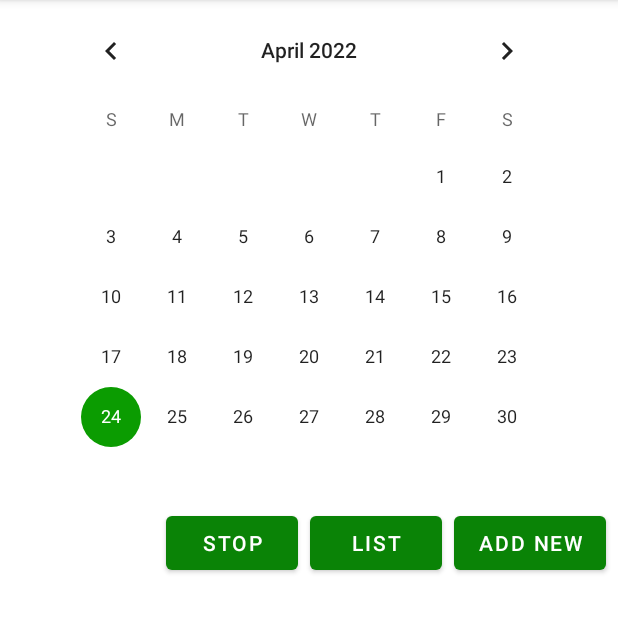
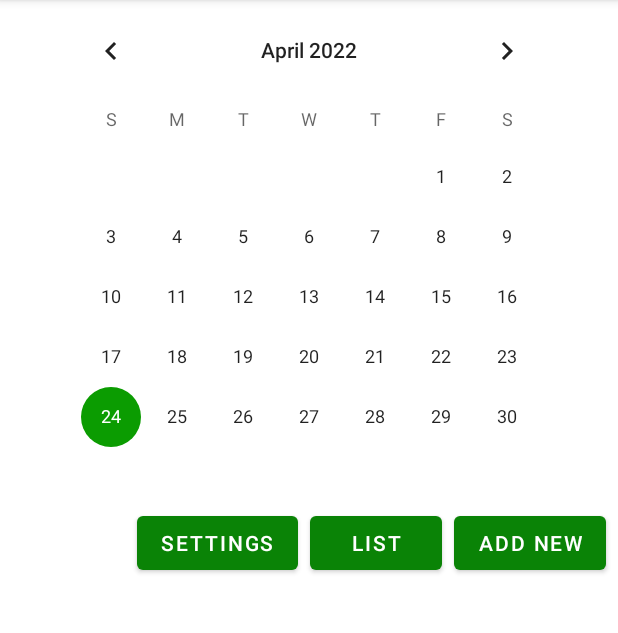
Before and after one commit to Henipiter/Kalendarz, an Android app: the screen it shows after launch (MainActivity), on a phone screen of 412 x 824 dp, the part 84-717 px from its top. Run offline under Robolectric (Android 15) with nearby library versions, the light colour scheme and no system bars.

Commit message:
put classes to packages

```diff
--- a/app/src/main/java/com/example/kaledarz/Constants.kt
+++ b/app/src/main/java/com/example/kaledarz/DTO/Constants.kt
@@ -1,4 +1,4 @@
-package com.example.kaledarz
+package com.example.kaledarz.DTO
 
 class Constants {
 
--- a/app/src/main/java/com/example/kaledarz/Note.kt
+++ b/app/src/main/java/com/example/kaledarz/DTO/Note.kt
@@ -1,4 +1,6 @@
-package com.example.kaledarz
+package com.example.kaledarz.DTO
+
+import com.example.kaledarz.helpers.DateFormatHelper
 
 class Note(
     var id: String?,
--- a/app/src/main/java/com/example/kaledarz/Status.kt
+++ b/app/src/main/java/com/example/kaledarz/DTO/Status.kt
@@ -1,4 +1,4 @@
-package com.example.kaledarz
+package com.example.kaledarz.DTO
 
 enum class Status {
     DONE, UNDONE, PAST, FUTURE, ALL
--- a/app/src/main/java/com/example/kaledarz/CustomAdapter.kt
+++ b/app/src/main/java/com/example/kaledarz/activities/CustomAdapter.kt
@@ -1,4 +1,4 @@
-package com.example.kaledarz
+package com.example.kaledarz.activities
 
 import android.app.Activity
 import android.content.Context
@@ -10,6 +10,9 @@ import android.widget.ImageView
 import android.widget.TextView
 import androidx.constraintlayout.widget.ConstraintLayout
 import androidx.recyclerview.widget.RecyclerView
+import com.example.kaledarz.DTO.Note
+import com.example.kaledarz.DTO.Status
+import com.example.kaledarz.R
 
 class CustomAdapter(
 
--- a/app/src/main/java/com/example/kaledarz/MainActivity.kt
+++ b/app/src/main/java/com/example/kaledarz/activities/MainActivity.kt
@@ -1,4 +1,4 @@
-package com.example.kaledarz
+package com.example.kaledarz.activities
 
 
 import android.content.Intent
@@ -10,6 +10,11 @@ import android.widget.Toast
 import androidx.appcompat.app.AppCompatActivity
 import androidx.recyclerview.widget.LinearLayoutManager
 import androidx.recyclerview.widget.RecyclerView
+import com.example.kaledarz.*
+import com.example.kaledarz.DTO.Note
+import com.example.kaledarz.helpers.AlarmHelper
+import com.example.kaledarz.helpers.DateFormatHelper
+import com.example.kaledarz.helpers.MyDatabaseHelper
 import java.util.*
 
 
@@ -17,7 +22,7 @@ class MainActivity : AppCompatActivity() {
     private lateinit var calendar: CalendarView
     private lateinit var addNew: Button
     private lateinit var buttonNotify: Button
-    private lateinit var buttonStopNotify: Button
+    private lateinit var buttonSettings: Button
     private lateinit var recyclerViewEvent: RecyclerView
     private lateinit var customAdapter: CustomAdapter
     private lateinit var databaseHelper: MyDatabaseHelper
@@ -31,8 +36,8 @@ class MainActivity : AppCompatActivity() {
         setContentView(R.layout.activity_main)
         calendar = findViewById(R.id.calendarView)
         addNew = findViewById(R.id.add_button)
-        buttonNotify = findViewById(R.id.notify_button)
-        buttonStopNotify = findViewById(R.id.notify_button_stop)
+        buttonNotify = findViewById(R.id.list_button)
+        buttonSettings = findViewById(R.id.settings_button)
         recyclerViewEvent = findViewById(R.id.recyclerViewEvent)
 
         alarmHelper = AlarmHelper(this)
@@ -52,11 +57,11 @@ class MainActivity : AppCompatActivity() {
         alarmHelper.setAlarmForNotes(noteList)
         customAdapter.notifyDataSetChanged()
         buttonNotify.setOnClickListener {
-            val intent = Intent(this, SegregatedList::class.java)
+            val intent = Intent(this, SegregatedListActivity::class.java)
             this.startActivity(intent)
         }
 
-        buttonStopNotify.setOnClickListener {
+        buttonSettings.setOnClickListener {
 
         }
 
--- a/app/src/main/java/com/example/kaledarz/AlarmHelper.kt
+++ b/app/src/main/java/com/example/kaledarz/helpers/AlarmHelper.kt
@@ -1,4 +1,4 @@
-package com.example.kaledarz
+package com.example.kaledarz.helpers
 
 import android.app.AlarmManager
 import android.app.PendingIntent
@@ -7,6 +7,8 @@ import android.content.Intent
 import android.icu.util.Calendar
 import android.util.Log
 import androidx.appcompat.app.AppCompatActivity
+import com.example.kaledarz.DTO.Note
+import com.example.kaledarz.DTO.Status
 
 class AlarmHelper(private val context: Context) {
 
--- a/app/src/main/java/com/example/kaledarz/AlarmReceiver.kt
+++ b/app/src/main/java/com/example/kaledarz/helpers/AlarmReceiver.kt
@@ -1,4 +1,4 @@
-package com.example.kaledarz
+package com.example.kaledarz.helpers
 
 import android.content.BroadcastReceiver
 import android.content.Context
--- a/app/src/main/java/com/example/kaledarz/DateFormatHelper.kt
+++ b/app/src/main/java/com/example/kaledarz/helpers/DateFormatHelper.kt
@@ -1,4 +1,4 @@
-package com.example.kaledarz
+package com.example.kaledarz.helpers
 
 import android.icu.text.SimpleDateFormat
 import android.icu.util.Calendar
--- a/app/src/main/java/com/example/kaledarz/MyDatabaseHelper.kt
+++ b/app/src/main/java/com/example/kaledarz/helpers/MyDatabaseHelper.kt
@@ -1,4 +1,4 @@
-package com.example.kaledarz
+package com.example.kaledarz.helpers
 
 import android.content.ContentValues
 import android.content.Context
@@ -7,6 +7,8 @@ import android.database.sqlite.SQLiteDatabase
 import android.database.sqlite.SQLiteOpenHelper
 import android.util.Log
 import android.widget.Toast
+import com.example.kaledarz.DTO.Note
+import com.example.kaledarz.DTO.Status
 
 class MyDatabaseHelper(val context: Context?) :
     SQLiteOpenHelper(context, DATABASE_NAME, null, DATABASE_VERSION) {
--- a/app/src/main/java/com/example/kaledarz/NotificationHelper.kt
+++ b/app/src/main/java/com/example/kaledarz/helpers/NotificationHelper.kt
@@ -1,4 +1,4 @@
-package com.example.kaledarz
+package com.example.kaledarz.helpers
 
 import android.app.NotificationChannel
 import android.app.NotificationManager
@@ -7,6 +7,8 @@ import android.content.ContextWrapper
 import android.os.Build
 import androidx.core.app.NotificationCompat
 import androidx.core.app.NotificationManagerCompat
+import com.example.kaledarz.DTO.Note
+import com.example.kaledarz.R
 
 class NotificationHelper(base: Context) : ContextWrapper(base) {
 
--- a/app/src/main/res/layout/activity_filter_list.xml
+++ b/app/src/main/res/layout/activity_filter_list.xml
@@ -4,7 +4,7 @@
     xmlns:tools="http://schemas.android.com/tools"
     android:layout_width="match_parent"
     android:layout_height="match_parent"
-    tools:context=".FilterListActivity">
+    tools:context=".activities.FilterListActivity">
 
     <Button
         android:id="@+id/button_exit"
--- a/app/src/main/res/layout/activity_main.xml
+++ b/app/src/main/res/layout/activity_main.xml
@@ -4,10 +4,10 @@
     xmlns:tools="http://schemas.android.com/tools"
     android:layout_width="match_parent"
     android:layout_height="match_parent"
-    tools:context=".MainActivity">
+    tools:context=".activities.MainActivity">
 
     <Button
-        android:id="@+id/notify_button"
+        android:id="@+id/list_button"
         android:layout_width="wrap_content"
         android:layout_height="wrap_content"
         android:layout_marginTop="8dp"
@@ -17,13 +17,13 @@
         app:layout_constraintTop_toBottomOf="@+id/calendarView" />
 
     <Button
-        android:id="@+id/notify_button_stop"
+        android:id="@+id/settings_button"
         android:layout_width="wrap_content"
         android:layout_height="wrap_content"
         android:layout_marginTop="8dp"
         android:layout_marginEnd="8dp"
-        android:text="Stop"
-        app:layout_constraintEnd_toStartOf="@+id/notify_button"
+        android:text="Settings"
+        app:layout_constraintEnd_toStartOf="@+id/list_button"
         app:layout_constraintTop_toBottomOf="@+id/calendarView" />
 
     <CalendarView
--- a/app/src/main/res/layout/activity_segregated_list.xml
+++ b/app/src/main/res/layout/activity_segregated_list.xml
@@ -4,7 +4,7 @@
     xmlns:tools="http://schemas.android.com/tools"
     android:layout_width="match_parent"
     android:layout_height="match_parent"
-    tools:context=".SegregatedList">
+    tools:context=".activities.SegregatedListActivity">
 
 
     <TableLayout
--- a/app/src/main/res/layout/activity_show_elem.xml
+++ b/app/src/main/res/layout/activity_show_elem.xml
@@ -4,7 +4,7 @@
     xmlns:tools="http://schemas.android.com/tools"
     android:layout_width="match_parent"
     android:layout_height="match_parent"
-    tools:context=".ShowElemActivity">
+    tools:context=".activities.ShowElemActivity">
 
     <Button
         android:id="@+id/date_button_2"
```
Also changed, not shown: app/src/main/AndroidManifest.xml (+8 -5 lines), app/src/main/java/com/example/kaledarz/activities/FilterListActivity.kt (renamed from app/src/main/java/com/example/kaledarz/FilterListActivity.kt, +9 -7 lines), app/src/main/java/com/example/kaledarz/activities/SegregatedListActivity.kt (renamed from app/src/main/java/com/example/kaledarz/SegregatedList.kt, +13 -8 lines), app/src/main/java/com/example/kaledarz/activities/SettingsActivity.kt (added, +12 -0 lines), app/src/main/java/com/example/kaledarz/activities/ShowElemActivity.kt (renamed from app/src/main/java/com/example/kaledarz/ShowElemActivity.kt, +8 -1 lines), app/src/main/res/layout/activity_settings.xml (added, +9 -0 lines).
